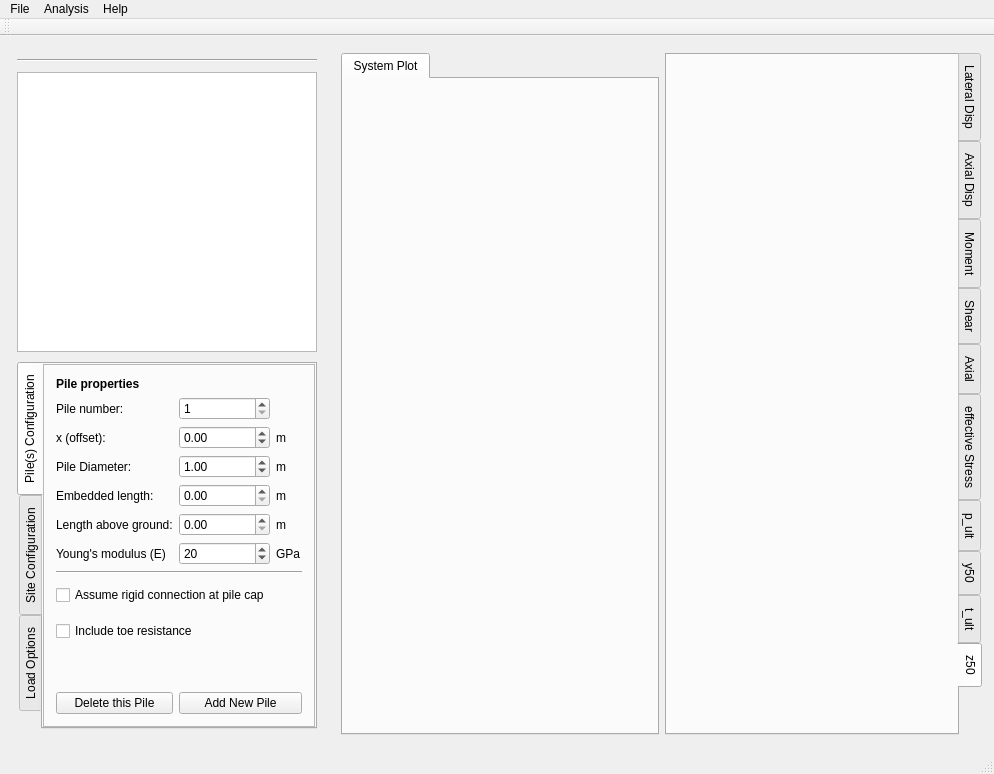
Qt form mainWindow/mainwindow.ui (NHERI-SimCenter/PileGroupTool) before a commit.
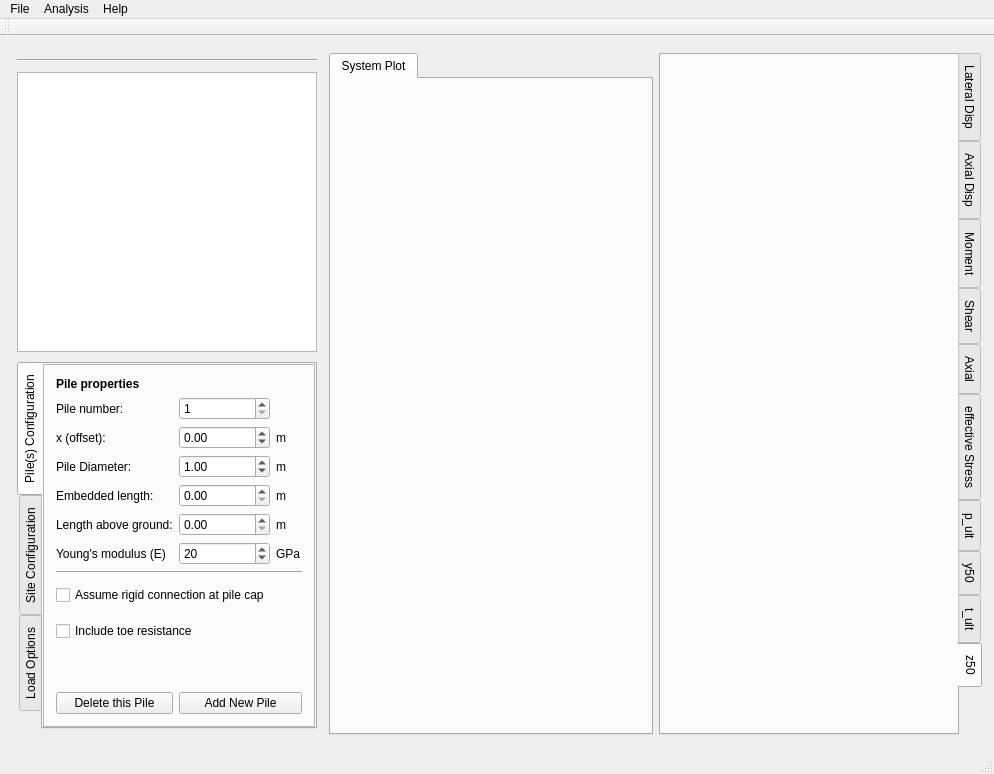
The same form after that commit. Custom widgets are drawn as their Qt base class.

Patch:
```diff
--- a/mainWindow/mainwindow.ui
+++ b/mainWindow/mainwindow.ui
@@ -27,24 +27,42 @@
   </property>
   <widget class="QWidget" name="centralWidget">
    <layout class="QGridLayout" name="gridLayout_11">
-    <item row="0" column="0" colspan="5">
-     <widget class="HeaderWidget" name="headerWidget">
-      <property name="minimumSize">
-       <size>
-        <width>0</width>
-        <height>0</height>
-       </size>
+    <item row="1" column="1">
+     <widget class="QTabWidget" name="tabWidget_system">
+      <property name="sizePolicy">
+       <sizepolicy hsizetype="Expanding" vsizetype="Expanding">
+        <horstretch>3</horstretch>
+        <verstretch>0</verstretch>
+       </sizepolicy>
       </property>
-     </widget>
-    </item>
-    <item row="2" column="0" colspan="5">
-     <widget class="FooterWidget" name="footerWidget">
       <property name="minimumSize">
        <size>
         <width>0</width>
         <height>0</height>
        </size>
       </property>
+      <property name="currentIndex">
+       <number>0</number>
+      </property>
+      <widget class="QWidget" name="systemTab">
+       <attribute name="title">
+        <string>System Plot</string>
+       </attribute>
+       <layout class="QGridLayout" name="gridLayout_2">
+        <property name="leftMargin">
+         <number>0</number>
+        </property>
+        <property name="topMargin">
+         <number>0</number>
+        </property>
+        <property name="rightMargin">
+         <number>0</number>
+        </property>
+        <property name="bottomMargin">
+         <number>0</number>
+        </property>
+       </layout>
+      </widget>
      </widget>
     </item>
     <item row="1" column="0">
@@ -1309,7 +1327,7 @@
       </item>
      </layout>
     </item>
-    <item row="1" column="4">
+    <item row="1" column="2">
      <widget class="QTabWidget" name="tabWidget">
       <property name="sizePolicy">
        <sizepolicy hsizetype="Expanding" vsizetype="Expanding">
@@ -1521,42 +1539,24 @@
       </widget>
      </widget>
     </item>
-    <item row="1" column="3">
-     <widget class="QTabWidget" name="tabWidget_system">
-      <property name="sizePolicy">
-       <sizepolicy hsizetype="Expanding" vsizetype="Expanding">
-        <horstretch>3</horstretch>
-        <verstretch>0</verstretch>
-       </sizepolicy>
+    <item row="0" column="0" colspan="3">
+     <widget class="HeaderWidget" name="headerWidget">
+      <property name="minimumSize">
+       <size>
+        <width>0</width>
+        <height>0</height>
+       </size>
       </property>
+     </widget>
+    </item>
+    <item row="2" column="0" colspan="3">
+     <widget class="FooterWidget" name="footerWidget">
       <property name="minimumSize">
        <size>
         <width>0</width>
         <height>0</height>
        </size>
       </property>
-      <property name="currentIndex">
-       <number>0</number>
-      </property>
-      <widget class="QWidget" name="systemTab">
-       <attribute name="title">
-        <string>System Plot</string>
-       </attribute>
-       <layout class="QGridLayout" name="gridLayout_2">
-        <property name="leftMargin">
-         <number>0</number>
-        </property>
-        <property name="topMargin">
-         <number>0</number>
-        </property>
-        <property name="rightMargin">
-         <number>0</number>
-        </property>
-        <property name="bottomMargin">
-         <number>0</number>
-        </property>
-       </layout>
-      </widget>
      </widget>
     </item>
    </layout>
```
